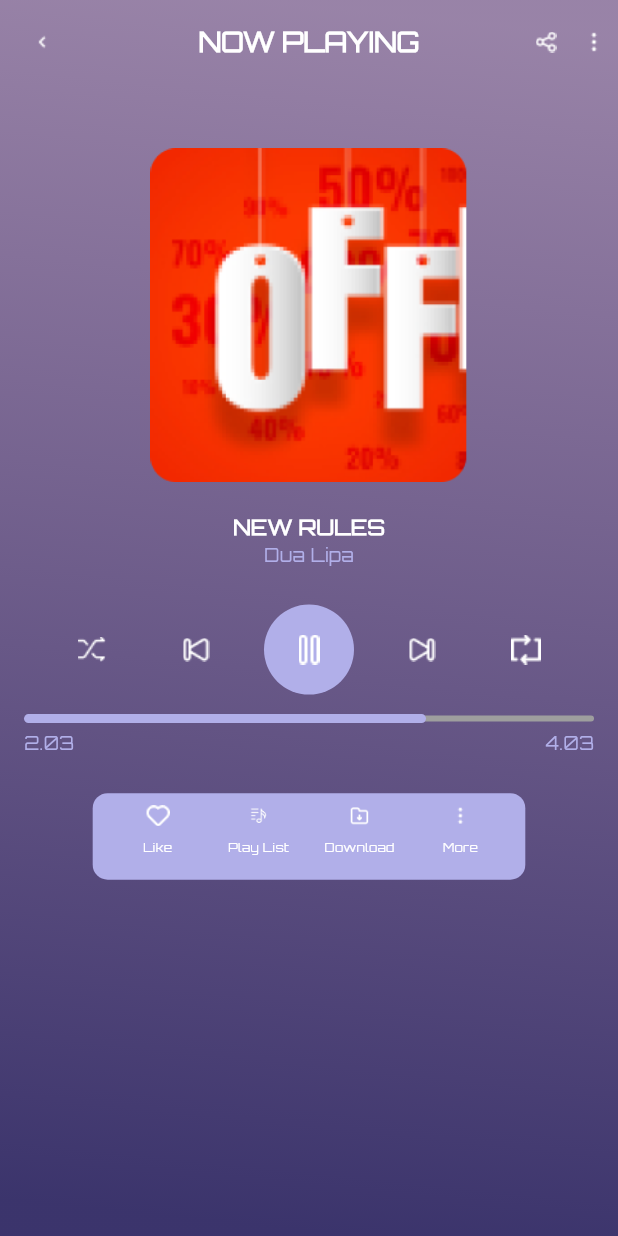
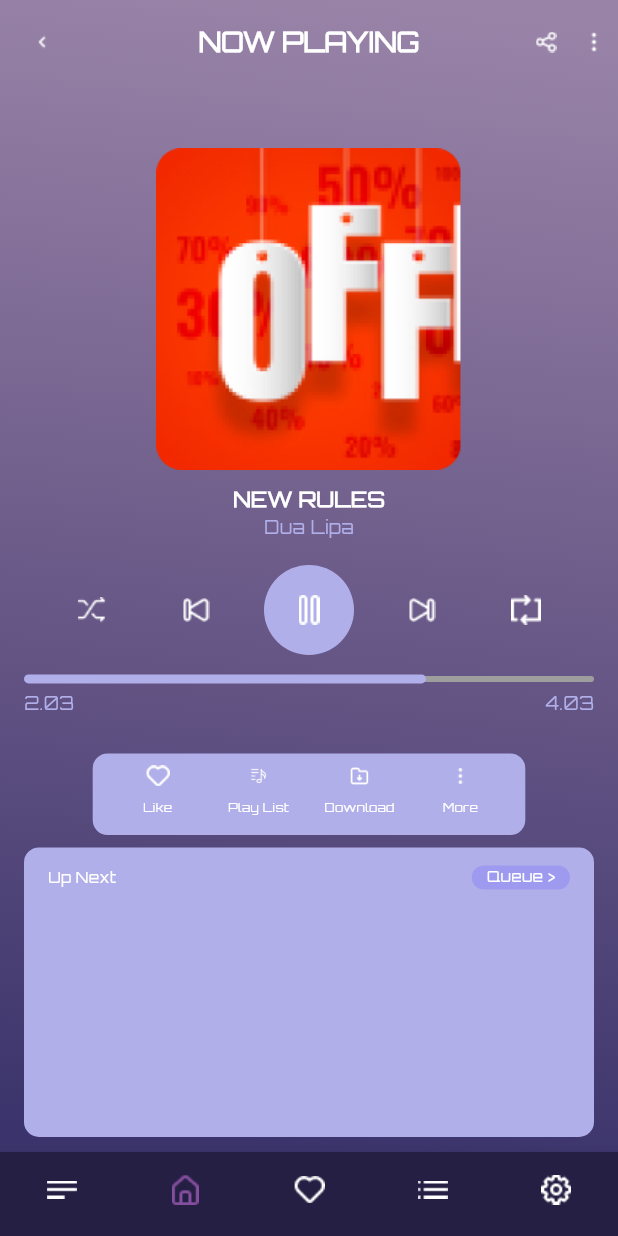
Before and after one commit to Hishamk99/music-app, a Flutter app: the PlayMusicPage screen opened by its route, on a phone screen of 412 x 824 dp. Run offline on Flutter 3.47's test engine with Material 3 defaults, Android fonts, the phone set to English and light mode, and no system bars; our stand-ins replace font_awesome_flutter.

Commit message:
create CustomUpNextSectionOne widget

```diff
--- a/lib/features/play_music/screens/play_music_page.dart
+++ b/lib/features/play_music/screens/play_music_page.dart
@@ -1,4 +1,5 @@
 import 'package:flutter/material.dart';
+import 'package:music_app/features/home/widgets/custom_buttom_navigation_bar.dart';
 import 'package:music_app/features/play_music/widgets/custom_app_bar.dart';
 import 'package:music_app/features/play_music/widgets/play_music_page_body.dart';
 
@@ -8,11 +9,15 @@ class PlayMusicPage extends StatelessWidget {
 
   @override
   Widget build(BuildContext context) {
-    return const SafeArea(
+    return SafeArea(
       child: Scaffold(
+        bottomNavigationBar: CustomButtomNavigationBar(
+          onTap: (index) {},
+          index: 1,
+        ),
         extendBodyBehindAppBar: true,
-        appBar: CustomAppBar(),
-        body: PlayMusicPageBody(),
+        appBar: const CustomAppBar(),
+        body: const PlayMusicPageBody(),
       ),
     );
   }
--- a/lib/features/play_music/widgets/custom_music_options.dart
+++ b/lib/features/play_music/widgets/custom_music_options.dart
@@ -11,7 +11,7 @@ class CustomMusicOptions extends StatelessWidget {
   @override
   Widget build(BuildContext context) {
     return Container(
-      height: MediaQuery.of(context).size.height * .07,
+      height: MediaQuery.of(context).size.height * .066,
       width: MediaQuery.of(context).size.width * .7,
       decoration: BoxDecoration(
         color: ColorsManager.kTextFieldColor,
--- a/lib/features/play_music/widgets/custom_song_image.dart
+++ b/lib/features/play_music/widgets/custom_song_image.dart
@@ -12,9 +12,9 @@ class CustomSongImage extends StatelessWidget {
         Image.asset(
           'assets/images/new_rules.png',
           width: MediaQuery.of(context).size.width * .6,
-          height: MediaQuery.of(context).size.height * .27,
+          height: MediaQuery.of(context).size.height * .26,
         ),
-        const SizedBox(height: 20),
+        const SizedBox(height: 10),
         Text(
           'NEW RULES',
           style: Styles.styles_12W500.copyWith(
--- /dev/null
+++ b/lib/features/play_music/widgets/custom_up_next.dart
@@ -0,0 +1,32 @@
+import 'package:flutter/material.dart';
+import 'package:music_app/core/resources/colors.dart';
+import 'package:music_app/core/utils/styles.dart';
+import 'custom_up_next_section_one.dart';
+
+class CustomUpNext extends StatelessWidget {
+  const CustomUpNext({super.key});
+
+  @override
+  Widget build(BuildContext context) {
+    return Expanded(
+      child: Padding(
+        padding: const EdgeInsets.symmetric(horizontal: 16),
+        child: Container(
+          margin: const EdgeInsets.only(bottom: 10),
+          decoration: BoxDecoration(
+            color: ColorsManager.kTextFieldColor,
+            borderRadius: BorderRadius.circular(10),
+          ),
+          child: const Padding(
+            padding: EdgeInsets.symmetric(horizontal: 16, vertical: 12),
+            child: Column(
+              children: [
+                CustomUpNextSectionOne(),
+              ],
+            ),
+          ),
+        ),
+      ),
+    );
+  }
+}
--- /dev/null
+++ b/lib/features/play_music/widgets/custom_up_next_section_one.dart
@@ -0,0 +1,40 @@
+import 'package:flutter/material.dart';
+import 'package:music_app/core/utils/styles.dart';
+
+class CustomUpNextSectionOne extends StatelessWidget {
+  const CustomUpNextSectionOne({
+    super.key,
+  });
+
+  @override
+  Widget build(BuildContext context) {
+    return Row(
+      mainAxisAlignment: MainAxisAlignment.spaceBetween,
+      children: [
+        Text(
+          'Up Next',
+          style: Styles.styles_12W500.copyWith(
+            fontSize: 10,
+          ),
+        ),
+        Container(
+          height: 16,
+          // width: 0,
+          decoration: BoxDecoration(
+            color: const Color(0xff8A86F4).withOpacity(.5),
+            borderRadius: BorderRadius.circular(10),
+          ),
+          child: Padding(
+            padding: const EdgeInsets.symmetric(horizontal: 10),
+            child: Text(
+              'Queue >',
+              style: Styles.styles_12W500.copyWith(
+                fontSize: 10,
+              ),
+            ),
+          ),
+        ),
+      ],
+    );
+  }
+}
--- a/lib/features/play_music/widgets/play_music_page_body.dart
+++ b/lib/features/play_music/widgets/play_music_page_body.dart
@@ -3,6 +3,7 @@ import 'package:music_app/core/resources/colors.dart';
 import 'custom_details_play_music.dart';
 import 'custom_music_options.dart';
 import 'custom_song_image.dart';
+import 'custom_up_next.dart';
 
 class PlayMusicPageBody extends StatelessWidget {
   const PlayMusicPageBody({super.key});
@@ -22,10 +23,12 @@ class PlayMusicPageBody extends StatelessWidget {
         children: [
           SizedBox(height: height * .12),
           const CustomSongImage(),
-          SizedBox(height: height * .03),
+          SizedBox(height: height * .02),
           const CustomControlsPlayMusic(),
           SizedBox(height: height * .03),
           const CustomMusicOptions(),
+          SizedBox(height: height * .01),
+          const CustomUpNext(),
         ],
       ),
     );
```
Also changed, not shown: assets/images/sing_me.png (added).
